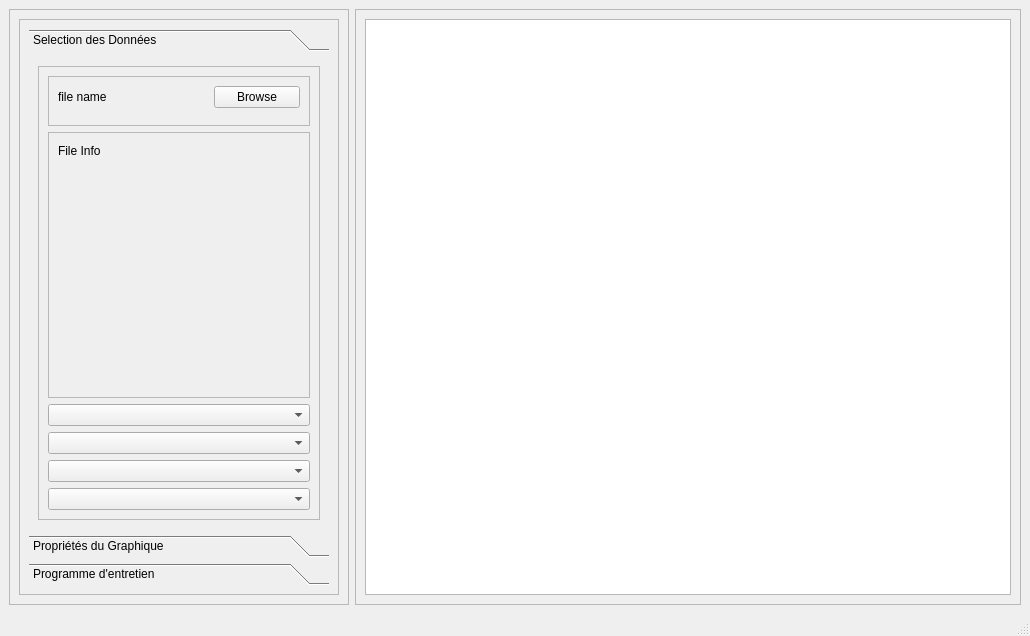
This is form.ui in nnay-lo/PMI-Prototypage-rapide as Qt 5 draws it before an edit. The edited form follows.
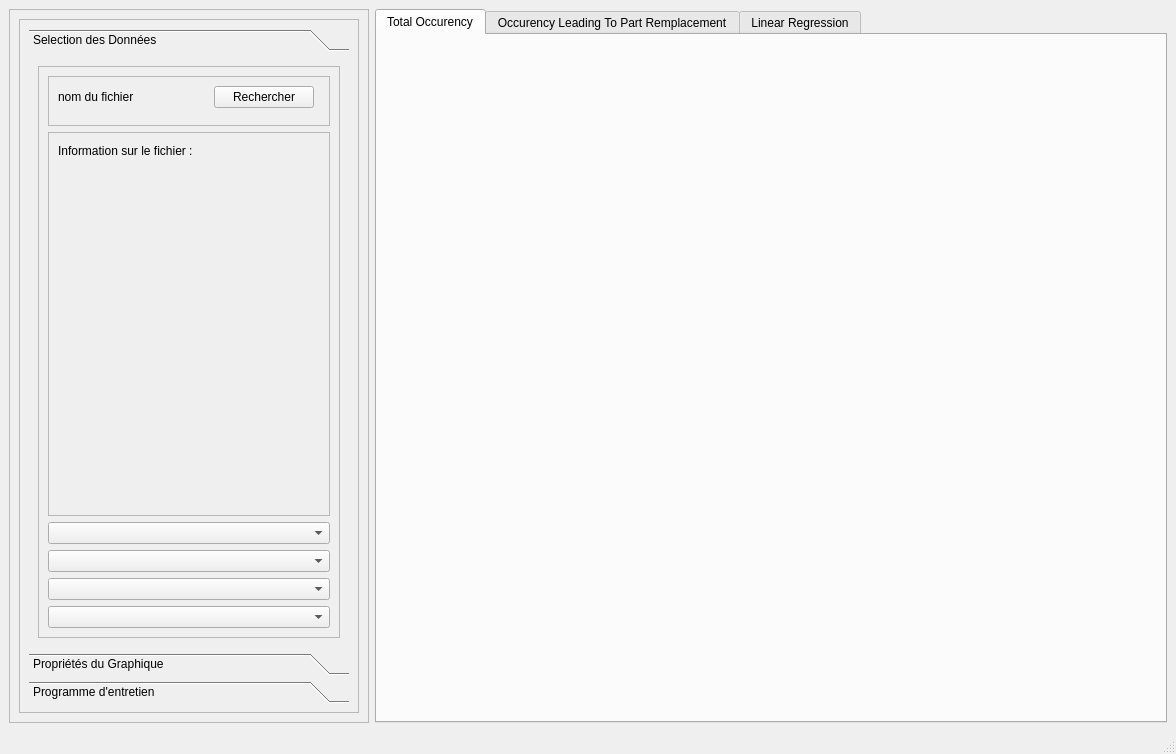
This is the edited form. Icons and pictures are not drawn.

Commit message: First data and plot integration

```diff
--- a/form.ui
+++ b/form.ui
@@ -6,8 +6,8 @@
    <rect>
     <x>0</x>
     <y>0</y>
-    <width>1030</width>
-    <height>636</height>
+    <width>1176</width>
+    <height>754</height>
    </rect>
   </property>
   <property name="windowTitle">
@@ -19,7 +19,7 @@
      <widget class="QFrame" name="frame">
       <property name="maximumSize">
        <size>
-        <width>340</width>
+        <width>360</width>
         <height>16777215</height>
        </size>
       </property>
@@ -40,8 +40,8 @@
            <rect>
             <x>0</x>
             <y>0</y>
-            <width>318</width>
-            <height>552</height>
+            <width>338</width>
+            <height>670</height>
            </rect>
           </property>
           <layout class="QVBoxLayout" name="verticalLayout_3">
@@ -55,8 +55,8 @@
                <rect>
                 <x>0</x>
                 <y>0</y>
-                <width>300</width>
-                <height>441</height>
+                <width>320</width>
+                <height>559</height>
                </rect>
               </property>
               <attribute name="label">
@@ -102,7 +102,7 @@
                         </size>
                        </property>
                        <property name="text">
-                        <string>file name</string>
+                        <string>nom du fichier</string>
                        </property>
                       </widget>
                      </item>
@@ -115,7 +115,7 @@
                         </size>
                        </property>
                        <property name="text">
-                        <string>Browse</string>
+                        <string>Rechercher</string>
                        </property>
                        <property name="icon">
                         <iconset theme="folder">
@@ -139,12 +139,12 @@
                       <rect>
                        <x>10</x>
                        <y>10</y>
-                       <width>67</width>
+                       <width>261</width>
                        <height>17</height>
                       </rect>
                      </property>
                      <property name="text">
-                      <string>File Info</string>
+                      <string>Information sur le fichier :</string>
                      </property>
                     </widget>
                    </widget>
@@ -172,7 +172,7 @@
                      <string/>
                     </property>
                     <property name="placeholderText">
-                     <string>Part number</string>
+                     <string>Numéro de la pièce</string>
                     </property>
                    </widget>
                   </item>
@@ -308,18 +308,40 @@
      </widget>
     </item>
     <item>
-     <widget class="QFrame" name="frame_2">
-      <property name="frameShape">
-       <enum>QFrame::StyledPanel</enum>
+     <widget class="QTabWidget" name="tabWidget">
+      <property name="currentIndex">
+       <number>0</number>
       </property>
-      <property name="frameShadow">
-       <enum>QFrame::Raised</enum>
-      </property>
-      <layout class="QVBoxLayout" name="verticalLayout">
-       <item>
-        <widget class="QGraphicsView" name="graphicsView"/>
-       </item>
-      </layout>
+      <widget class="QWidget" name="tab_2">
+       <attribute name="title">
+        <string>Total Occurency</string>
+       </attribute>
+       <layout class="QGridLayout" name="gridLayout_2">
+        <item row="0" column="0">
+         <widget class="QWidget" name="plotWidget_hist" native="true"/>
+        </item>
+       </layout>
+      </widget>
+      <widget class="QWidget" name="tab_3">
+       <attribute name="title">
+        <string>Occurency Leading To Part Remplacement</string>
+       </attribute>
+       <layout class="QGridLayout" name="gridLayout_3">
+        <item row="0" column="0">
+         <widget class="QWidget" name="plotWidget_hist2" native="true"/>
+        </item>
+       </layout>
+      </widget>
+      <widget class="QWidget" name="tab">
+       <attribute name="title">
+        <string>Linear Regression</string>
+       </attribute>
+       <layout class="QGridLayout" name="gridLayout">
+        <item row="0" column="0">
+         <widget class="QWidget" name="plotWidget" native="true"/>
+        </item>
+       </layout>
+      </widget>
      </widget>
     </item>
    </layout>
```
Left out of the diff: 23 changed lines with no effect on the pictures. The commit also changes 5 other files.
